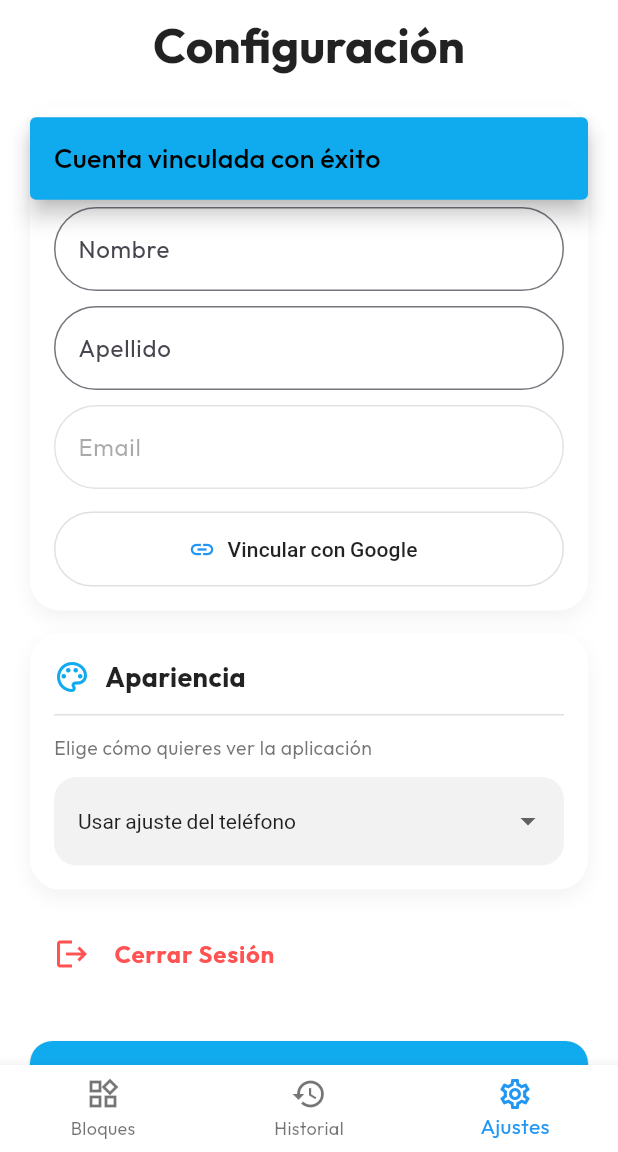
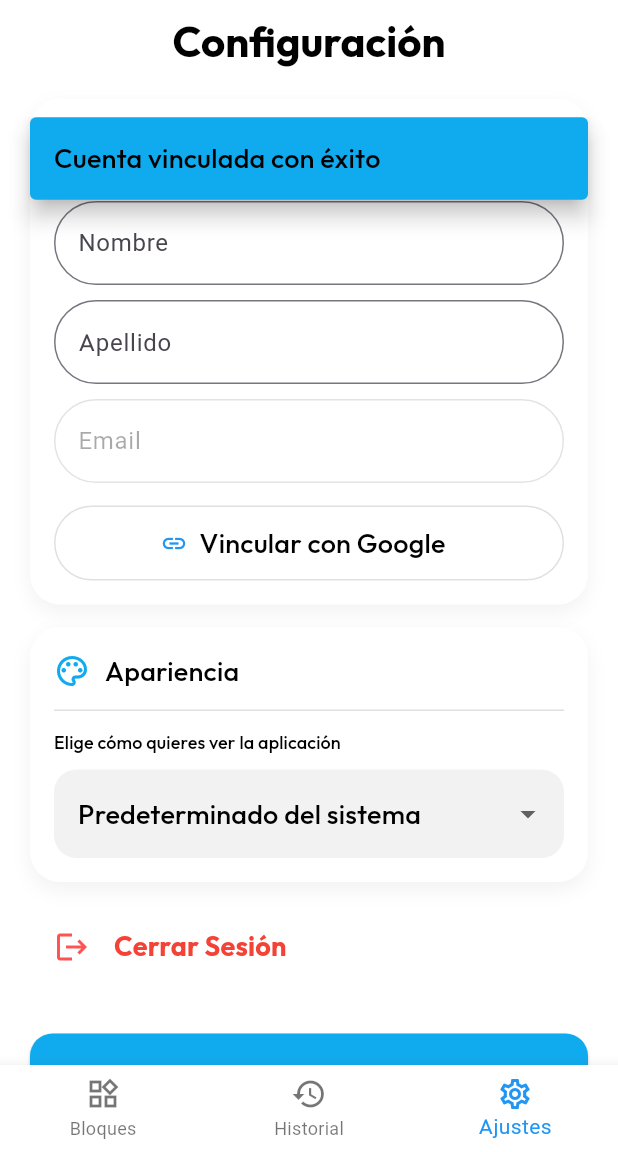
Before and after one commit to fulcrum44/robokid, a Flutter app: the screen it shows once a user with an empty profile is signed in, item 3 of the bottom bar chosen, after a tap on "Vincular con Google", on a phone screen of 412 x 824 dp, the part 84-1236 px from its top. Run offline on Flutter 3.47's test engine with Material 3 defaults, Android fonts, the phone set to English and light mode, and no system bars; our stand-ins replace cloud_firestore, firebase_auth, firebase_core, google_fonts, google_sign_in, shared_preferences and 1 more; accounts and stored records are empty.

Commit message:
Cambios estilos (#22)

```diff
--- a/app/lib/screens/config_screen.dart
+++ b/app/lib/screens/config_screen.dart
@@ -124,10 +124,7 @@ class _ConfigScreenState extends State<ConfigScreen> {
             Text(
               'Configuración',
               textAlign: TextAlign.center,
-              style: theme.textTheme.titleLarge?.copyWith(
-                fontSize: 32,
-                color: AppTheme.primaryText(isDark),
-              ),
+              style: theme.textTheme.titleLarge
             ),
             const SizedBox(height: 20),
 
@@ -141,22 +138,19 @@ class _ConfigScreenState extends State<ConfigScreen> {
                   // Avisamos al invitado de que no tiene sesión
                   Text(
                     "No has iniciado sesión. Regístrate para guardar tus proyectos en la nube.",
-                    style: TextStyle(
-                      color: AppTheme.secondaryText(isDark),
-                      fontSize: 14,
-                    ),
+                    style: theme.textTheme.titleMedium
                   ),
                   const SizedBox(height: 15),
                   // Navegamos a login o registro según lo que elija
                   CustomRegisterButton(
                     theme: theme,
-                    content: const Text("Iniciar sesión"),
+                    content: Text("Iniciar sesión", style: theme.textTheme.titleMedium,),
                     onPressed: () => Navigator.pushNamedAndRemoveUntil(context, 'wrapper', (route) => false),
                   ),
                   const SizedBox(height: 10),
                   CustomRegisterButton(
                     theme: theme,
-                    content: const Text("Registrarse"),
+                    content: Text("Registrarse", style: theme.textTheme.titleMedium,),
                     onPressed: () => Navigator.pushNamed(context, 'signup'),
                   ),
                 ] else ...[
@@ -198,7 +192,7 @@ class _ConfigScreenState extends State<ConfigScreen> {
                       icon: const Icon(Icons.link, color: Colors.blue),
                       label: Text(
                         'Vincular con Google',
-                        style: TextStyle(color: AppTheme.primaryText(isDark)),
+                        style: theme.textTheme.titleMedium,
                       ),
                       onPressed: () async {
                         try {
@@ -209,15 +203,17 @@ class _ConfigScreenState extends State<ConfigScreen> {
                             setState(
                               () {},
                             );
-
-                            CustomSnackBar.showSnackBar(
+                          if(context.mounted){
+                             CustomSnackBar.showSnackBar(
                               "Cuenta vinculada con éxito",
                               context,
                               theme,
                             );
                           }
+
+                          }
                         } on FirebaseAuthException catch (e) {
-                          if (mounted) {
+                          if (context.mounted) {
                             CustomSnackBar.showSnackBar(
                               e.code == 'credential-already-in-use'
                                   ? 'Esta cuenta de Google ya está en uso por otro usuario'
@@ -247,10 +243,7 @@ class _ConfigScreenState extends State<ConfigScreen> {
               children: [
                 Text(
                   "Elige cómo quieres ver la aplicación",
-                  style: TextStyle(
-                    color: AppTheme.secondaryText(isDark),
-                    fontSize: 13,
-                  ),
+                  style: theme.textTheme.titleSmall,
                 ),
                 const SizedBox(height: 10),
                 DropdownButtonFormField<String>(
@@ -269,22 +262,22 @@ class _ConfigScreenState extends State<ConfigScreen> {
                     DropdownMenuItem(
                       value: 'system',
                       child: Text(
-                        "Usar ajuste del teléfono",
-                        style: TextStyle(color: AppTheme.primaryText(isDark)),
+                        "Predeterminado del sistema",
+                        style: theme.textTheme.titleMedium,
                       ),
                     ),
                     DropdownMenuItem(
                       value: 'light',
                       child: Text(
                         "Modo Claro",
-                        style: TextStyle(color: AppTheme.primaryText(isDark)),
+                        style: theme.textTheme.titleMedium,
                       ),
                     ),
                     DropdownMenuItem(
                       value: 'dark',
                       child: Text(
                         "Modo Oscuro",
-                        style: TextStyle(color: AppTheme.primaryText(isDark)),
+                        style: theme.textTheme.titleMedium,
                       ),
                     ),
                   ],
@@ -314,12 +307,11 @@ class _ConfigScreenState extends State<ConfigScreen> {
                   ),
                 ),
                 onPressed: _saveSettings,
-                child: const Text(
+                child: Text(
                   "GUARDAR CAMBIOS",
-                  style: TextStyle(
-                    fontWeight: FontWeight.bold,
-                    color: Colors.white,
-                  ),
+                  style: theme.textTheme.titleMedium?.copyWith(
+                    color: Colors.white
+                  )
                 ),
               ),
             ),
@@ -332,6 +324,7 @@ class _ConfigScreenState extends State<ConfigScreen> {
 
   // Guarda el tema en SharedPreferences y lo aplica
   void _updateAppTheme(String mode) async {
+    final theme = Theme.of(context);
     final prefs = await SharedPreferences.getInstance();
     await prefs.setString('theme', mode);
 
@@ -343,7 +336,7 @@ class _ConfigScreenState extends State<ConfigScreen> {
       CustomSnackBar.showSnackBar(
         "Sincronizado con el sistema",
         context,
-        Theme.of(context),
+        theme,
       );
     }
   }
@@ -379,11 +372,7 @@ class _ConfigScreenState extends State<ConfigScreen> {
               const SizedBox(width: 10),
               Text(
                 title,
-                style: TextStyle(
-                  fontWeight: FontWeight.bold,
-                  fontSize: 18,
-                  color: AppTheme.primaryText(isDark),
-                ),
+                style: theme.textTheme.titleMedium
               ),
             ],
           ),
@@ -396,6 +385,7 @@ class _ConfigScreenState extends State<ConfigScreen> {
 
   // Fondo transparente para que se vea igual en claro y oscuro
   Widget _buildActionList() {
+    final theme = Theme.of(context);
     return Container(
       decoration: BoxDecoration(
         color: Colors.transparent,
@@ -403,12 +393,12 @@ class _ConfigScreenState extends State<ConfigScreen> {
       ),
       child: ListTile(
         leading: const Icon(Icons.logout, color: Colors.redAccent),
-        title: const Text(
+        title: Text(
           "Cerrar Sesión",
-          style: TextStyle(
-            color: Colors.redAccent,
-            fontWeight: FontWeight.bold,
-          ),
+          style: theme.textTheme.titleMedium?.copyWith(
+            color: Colors.red,
+            fontWeight: FontWeight.bold
+          )
         ),
         onTap: () async {
           // Mostramos diálogo de carga
@@ -416,7 +406,7 @@ class _ConfigScreenState extends State<ConfigScreen> {
             context: context,
             barrierDismissible: false,
             builder: (context) =>
-                const Center(child: CircularProgressIndicator()),
+            const Center(child: CircularProgressIndicator()),
           );
 
           try {
--- a/app/lib/screens/login_screen.dart
+++ b/app/lib/screens/login_screen.dart
@@ -133,7 +133,7 @@ class _LoginScreenState extends State<LoginScreen> {
                                 height: 20,
                                 width: 20,
                                 child: CircularProgressIndicator(
-                                  color: containerBorder,
+                                  color: Colors.white,
                                   strokeWidth: 2,
                                 ),
                               )
@@ -263,11 +263,13 @@ class _LoginScreenState extends State<LoginScreen> {
                                 showDialog(
                                   context: context,
                                   builder: (_) => AlertDialog(
-                                    title: const Text('Cuenta ya existente'),
-                                    content: const Text(
+                                    backgroundColor: theme.scaffoldBackgroundColor,
+                                    title: Text('Cuenta ya existente', style: theme.textTheme.titleLarge,),
+                                    content: Text(
                                       'Ya tienes una cuenta con ese correo. '
                                       'Inicia sesión con tu contraseña y desde dentro '
                                       'de la app podrás vincular Google.',
+                                      style: theme.textTheme.titleMedium,
                                     ),
                                     actions: [
                                       TextButton(
--- a/app/lib/services/firebase_services.dart
+++ b/app/lib/services/firebase_services.dart
@@ -131,10 +131,10 @@ class FirebaseServices {
       return userCredential;
 
     } on FirebaseAuthException catch (e) {
-      rethrow;
+      rethrow ;
     } on GoogleSignInException catch (e) {
       rethrow;
-    } catch (e, stack) {
+    } catch (e) {
       rethrow;
     }
   }
--- a/app/lib/theme/app_theme.dart
+++ b/app/lib/theme/app_theme.dart
@@ -69,21 +69,6 @@ class AppTheme {
         color: Colors.black,
         fontSize: 12,
       ),
-      bodyLarge: TextStyle(
-        fontFamily: GoogleFonts.outfit().fontFamily,
-        color: Colors.black87,
-        fontSize: 16,
-      ),
-      bodyMedium: TextStyle(
-        fontFamily: GoogleFonts.outfit().fontFamily,
-        color: Colors.black87,
-        fontSize: 14,
-      ),
-      bodySmall: TextStyle(
-        fontFamily: GoogleFonts.outfit().fontFamily,
-        color: Colors.black54,
-        fontSize: 12,
-      ),
     ),
     snackBarTheme: SnackBarThemeData(
       backgroundColor: robokids,
@@ -93,7 +78,7 @@ class AppTheme {
     progressIndicatorTheme: ProgressIndicatorThemeData(color: robokids),
     bottomNavigationBarTheme: BottomNavigationBarThemeData(
       backgroundColor: Colors.white,
-    ),
+    )
   );
 
   // TEMA OSCURO
--- a/app/lib/widgets/google_button.dart
+++ b/app/lib/widgets/google_button.dart
@@ -5,13 +5,11 @@ class GoogleButton extends StatelessWidget {
   final VoidCallback? onPressed;
   final TextStyle? textTheme;
 
-  const GoogleButton({Key? key, required this.screen, this.onPressed, required this.textTheme})
-    : super(key: key);
+  const GoogleButton({super.key, required this.screen, this.onPressed, required this.textTheme});
 
   @override
   Widget build(BuildContext context) {
-    final colorScheme = Theme.of(context).colorScheme;
-
+    final theme = Theme.of(context);
     return OutlinedButton.icon(
       onPressed: onPressed,
       style: OutlinedButton.styleFrom(
@@ -20,14 +18,14 @@ class GoogleButton extends StatelessWidget {
           borderRadius: BorderRadius.circular(30),
         ),
       ),
-      icon: const Icon(Icons.g_mobiledata, size: 28, color: Colors.red),
+      icon: const Icon(Icons.g_mobiledata_rounded, size: 28, color: Colors.red),
       label: Text(
         (screen == 'signup')
             ? 'Registrarse con Google'
             : ((screen == 'login')
                   ? 'Iniciar sesión con Google'
                   : 'Vincular cuenta Google'),
-        style: textTheme,
+        style: theme.textTheme.titleMedium,
       ),
     );
   }
```
Also changed, not shown: app/lib/screens/blocks_user_screen.dart (+67 -49 lines), app/lib/screens/record_screen.dart (+36 -21 lines), app/lib/screens/register_screen.dart (+5 -3 lines).
